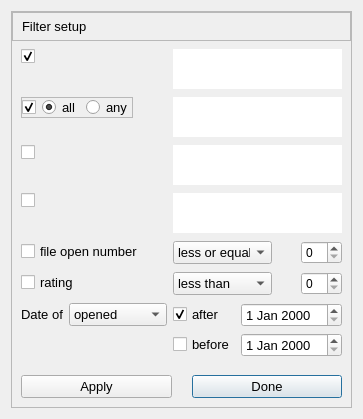
Old version of the form src/widgets/set_filter.ui in the repository Michal-D4/fileo.
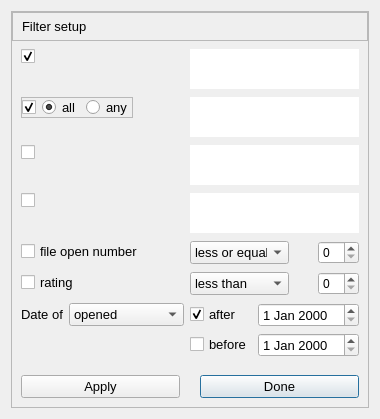
New version of the form.

```diff
--- a/src/widgets/set_filter.ui
+++ b/src/widgets/set_filter.ui
@@ -6,7 +6,7 @@
    <rect>
     <x>0</x>
     <y>0</y>
-    <width>356</width>
+    <width>362</width>
     <height>419</height>
    </rect>
   </property>
@@ -345,7 +345,7 @@
             </item>
             <item>
              <property name="text">
-              <string>commented</string>
+              <string>last_note_date</string>
              </property>
             </item>
            </widget>
```
